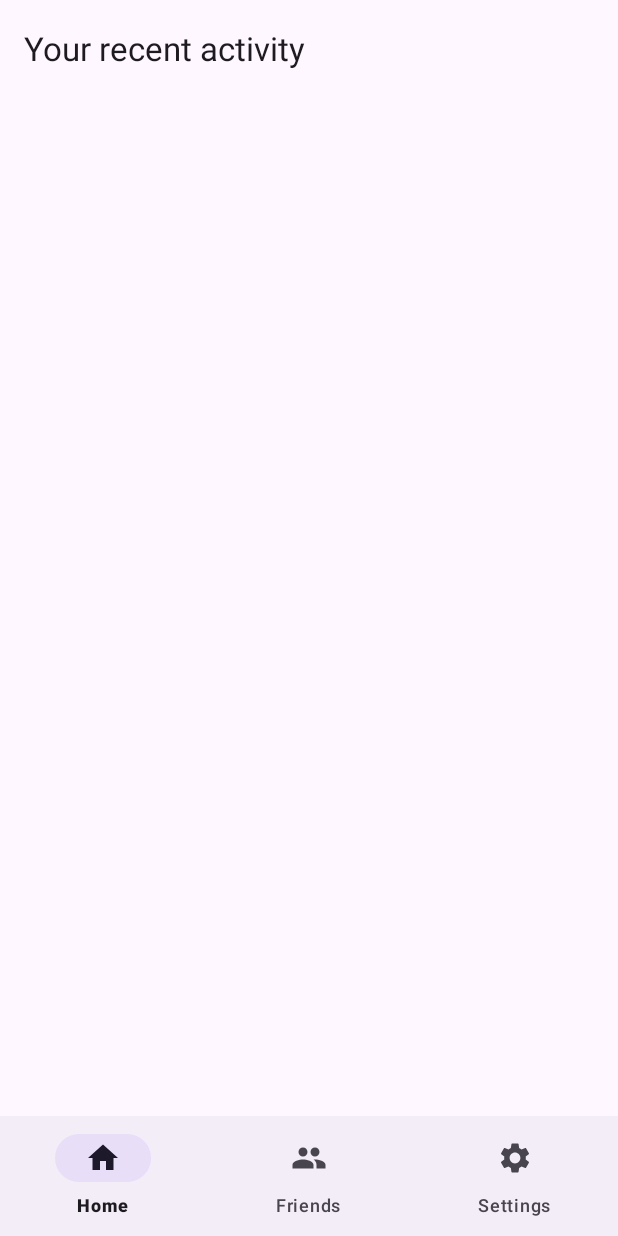
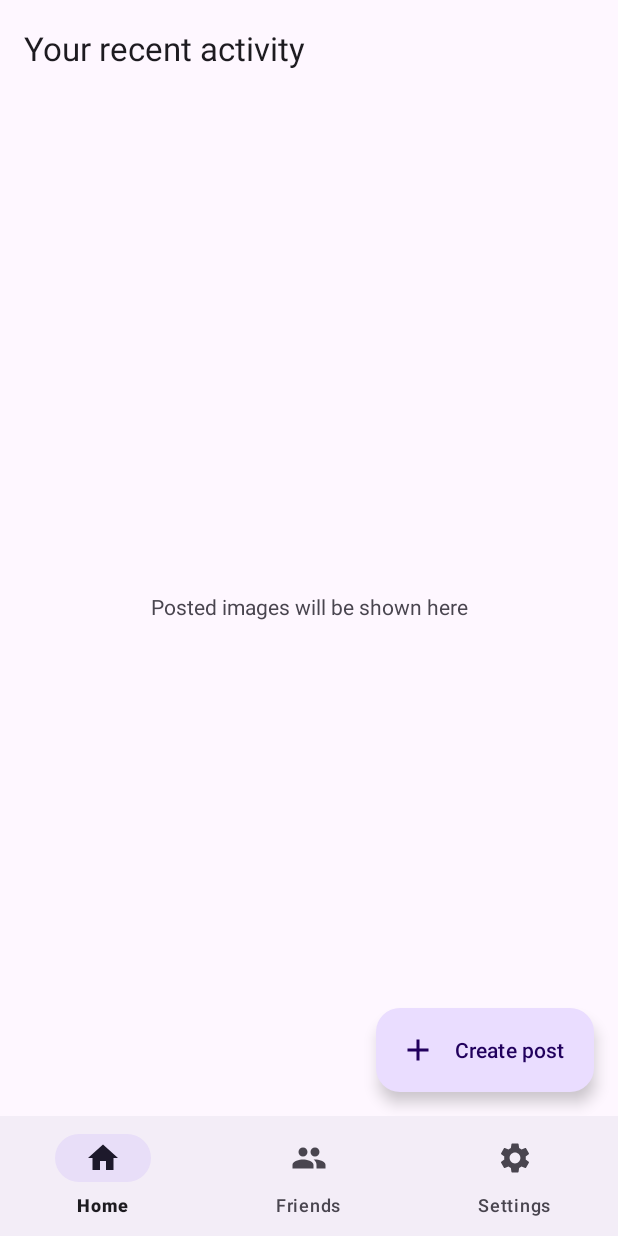
Before and after one commit to Vlad-Dima21/SocialSharing, an Android app built with Jetpack Compose: the screen it shows after launch once a user with an empty profile is signed in (MainActivity), on a phone screen of 412 x 824 dp. Run offline under Robolectric (Android 15) with nearby library versions, the phone set to English and light mode, and no system bars; our stand-ins replace Firebase (no records; nobody signed in at launch, a user with empty details on screens opened directly); 2 statements that could not run were skipped.

Commit message:
User can post new images

```diff
--- a/app/build.gradle
+++ b/app/build.gradle
@@ -80,4 +80,6 @@ dependencies {
     implementation 'org.jetbrains.kotlinx:kotlinx-coroutines-android:1.6.4'
 
     implementation 'com.google.android.gms:play-services-auth:20.5.0'
+
+    implementation("androidx.swiperefreshlayout:swiperefreshlayout:1.2.0-alpha01")
 }
--- /dev/null
+++ b/app/src/main/java/com/vladima/cursandroid/ui/MarginItemDecoration.kt
@@ -0,0 +1,23 @@
+package com.vladima.cursandroid.ui
+
+import android.graphics.Rect
+import android.view.View
+import androidx.recyclerview.widget.RecyclerView
+
+/**
+ * https://cesarmorigaki.medium.com/a-better-way-to-set-recyclerview-items-margin-708ea9d3ac25
+ */
+class MarginItemDecoration(private val spaceSize: Int) : RecyclerView.ItemDecoration() {
+    override fun getItemOffsets(
+        outRect: Rect, view: View,
+        parent: RecyclerView,
+        state: RecyclerView.State
+    ) {
+        with(outRect) {
+            if (parent.getChildAdapterPosition(view) == 0) {
+                top = spaceSize
+            }
+            bottom = spaceSize
+        }
+    }
+}
--- a/app/src/main/java/com/vladima/cursandroid/ui/main/MainActivity.kt
+++ b/app/src/main/java/com/vladima/cursandroid/ui/main/MainActivity.kt
@@ -3,26 +3,31 @@ package com.vladima.cursandroid.ui.main
 import android.os.Bundle
 import androidx.appcompat.app.AppCompatActivity
 import androidx.fragment.app.Fragment
+import androidx.lifecycle.ViewModelProvider
 import com.vladima.cursandroid.R
 import com.vladima.cursandroid.databinding.ActivityMainBinding
 import com.vladima.cursandroid.ui.main.home.HomeFragment
+import com.vladima.cursandroid.ui.main.home.HomeViewModel
 
 class MainActivity : AppCompatActivity() {
 
     private lateinit var binding: ActivityMainBinding
+    private lateinit var homeViewModel: HomeViewModel
 
     override fun onCreate(savedInstanceState: Bundle?) {
         super.onCreate(savedInstanceState)
+
+        homeViewModel = ViewModelProvider(this)[HomeViewModel::class.java]
 
         binding = ActivityMainBinding.inflate(layoutInflater)
         setSupportActionBar(binding.materialToolbar2)
 
         setContentView(binding.root)
-        replaceFragment(HomeFragment())
+        replaceFragment(HomeFragment(homeViewModel))
 
         binding.bottomNavigationView.setOnItemSelectedListener { item ->
             when(item.itemId) {
-                R.id.home -> replaceFragment(HomeFragment())
+                R.id.home -> replaceFragment(HomeFragment(homeViewModel))
                 R.id.friends -> replaceFragment(FriendsFragment())
                 R.id.settings -> replaceFragment(SettingsFragment())
             }
--- a/app/src/main/java/com/vladima/cursandroid/ui/main/home/HomeAdapter.kt
+++ b/app/src/main/java/com/vladima/cursandroid/ui/main/home/HomeAdapter.kt
@@ -23,6 +23,7 @@ class HomeAdapter(
         with(holder) {
             with(userPosts[position]) {
                 binding.imageView.setImageBitmap(imageBitmap)
+                binding.imageDescription.text = imageDescription
             }
         }
     }
--- a/app/src/main/java/com/vladima/cursandroid/ui/main/home/HomeFragment.kt
+++ b/app/src/main/java/com/vladima/cursandroid/ui/main/home/HomeFragment.kt
@@ -7,7 +7,9 @@ import android.view.View
 import android.view.ViewGroup
 import androidx.appcompat.app.AppCompatActivity
 import androidx.fragment.app.Fragment
+import androidx.fragment.app.FragmentFactory
 import androidx.fragment.app.viewModels
+import androidx.lifecycle.ViewModelProvider
 import androidx.lifecycle.lifecycleScope
 import androidx.recyclerview.widget.LinearLayoutManager
 import com.google.firebase.auth.FirebaseAuth
@@ -17,46 +19,39 @@ import com.vladima.cursandroid.R
 import com.vladima.cursandroid.databinding.FragmentHomeBinding
 import com.vladima.cursandroid.models.User
 import com.vladima.cursandroid.models.UserPost
+import com.vladima.cursandroid.ui.MarginItemDecoration
 import com.vladima.cursandroid.ui.authentication.AuthenticateActivity
+import com.vladima.cursandroid.ui.main.FriendsFragment
+import com.vladima.cursandroid.ui.main.new_post.CreatePostActivity
 import kotlinx.coroutines.CoroutineScope
 import kotlinx.coroutines.Dispatchers
 import kotlinx.coroutines.launch
 import kotlinx.coroutines.tasks.await
 import kotlinx.coroutines.withContext
 
-/**
- * A simple [Fragment] subclass.
- * Use the [HomeFragment.newInstance] factory method to
- * create an instance of this fragment.
- */
-class HomeFragment : Fragment() {
+class HomeFragment(private val viewModel: HomeViewModel) : Fragment() {
 
     private lateinit var binding: FragmentHomeBinding
-    private lateinit var userPosts: List<UserPost>
-
-    override fun onCreate(savedInstanceState: Bundle?) {
-        super.onCreate(savedInstanceState)
-        arguments?.let {
-        }
-    }
+    private var userPosts = listOf<UserPost>()
 
     override fun onCreateView(
         inflater: LayoutInflater, container: ViewGroup?,
         savedInstanceState: Bundle?
     ): View? {
-        val viewModel: HomeViewModel by viewModels()
-
         binding = FragmentHomeBinding.inflate(layoutInflater)
         (activity as AppCompatActivity).supportActionBar?.let {
             it.title = getString(R.string.your_recent_activity)
         }
+
+        binding.rvPosts.addItemDecoration(MarginItemDecoration(100))
 
         lifecycleScope.launch {
             viewModel.userPosts.collect { list ->
                 if (list.isNotEmpty()) {
                     with(binding) {
                         rvPosts.layoutManager = LinearLayoutManager(context)
-                        rvPosts.adapter = HomeAdapter(list)
+                        userPosts = list
+                        rvPosts.adapter = HomeAdapter(userPosts)
                     }
                 }
             }
@@ -67,38 +62,31 @@ class HomeFragment : Fragment() {
                 if (isLoading) {
                     withContext(Dispatchers.Main) {
                         with(binding) {
-                            progressBar.visibility = View.VISIBLE
+                            swipeRefresh.isRefreshing = true
                         }
                     }
                 } else {
                     withContext(Dispatchers.Main) {
                         with(binding) {
-                            progressBar.visibility = View.GONE
+                            swipeRefresh.isRefreshing = false
+                            if (userPosts.isEmpty()) {
+                                noPosts.visibility = View.VISIBLE
+                            }
                         }
                     }
                 }
             }
         }
 
+        binding.addPost.setOnClickListener {
+            startActivity(Intent(context, CreatePostActivity::class.java))
+        }
+
+        binding.swipeRefresh.setOnRefreshListener {
+            viewModel.loadCurrentUserPosts()
+        }
+
         // Inflate the layout for this fragment
         return binding.root
     }
-
-    companion object {
-        /**
-         * Use this factory method to create a new instance of
-         * this fragment using the provided parameters.
-         *
-         * @param param1 Parameter 1.
-         * @param param2 Parameter 2.
-         * @return A new instance of fragment HomeFragment.
-         */
-        // TODO: Rename and change types and number of parameters
-        @JvmStatic
-        fun newInstance(param1: String, param2: String) =
-            HomeFragment().apply {
-                arguments = Bundle().apply {
-                }
-            }
-    }
 }
--- a/app/src/main/java/com/vladima/cursandroid/ui/main/home/HomeViewModel.kt
+++ b/app/src/main/java/com/vladima/cursandroid/ui/main/home/HomeViewModel.kt
@@ -9,6 +9,7 @@ import com.vladima.cursandroid.models.User
 import com.vladima.cursandroid.models.UserPost
 import kotlinx.coroutines.CoroutineScope
 import kotlinx.coroutines.Dispatchers
+import kotlinx.coroutines.Job
 import kotlinx.coroutines.flow.MutableStateFlow
 import kotlinx.coroutines.flow.asStateFlow
 import kotlinx.coroutines.launch
@@ -34,25 +35,33 @@ class HomeViewModel: ViewModel() {
         loadCurrentUserPosts()
     }
 
-    private fun loadCurrentUserPosts() = CoroutineScope(Dispatchers.IO).launch {
+    fun loadCurrentUserPosts() = CoroutineScope(Dispatchers.IO).launch {
         _isLoading.emit(true)
         val imageRefs = storageRef.listAll().await()
-        _userPosts.emit(
-            imageRefs.items.mapIndexed { index, storageReference ->
-                val localFile = File.createTempFile("${auth.currentUser!!.uid}_$index", "jpg")
+        val userPosts = mutableListOf<UserPost>()
+        val jobs = mutableListOf<Job>()
+        imageRefs.items.forEachIndexed { index, storageReference ->
+            jobs.add(
+                launch(Dispatchers.IO) {
+//                    val localFile = File.createTempFile("${auth.currentUser!!.uid}_$index", "jpg")
+                    val localFile = File.createTempFile(storageReference.name, "jpg")
                     tempFiles.add(localFile)
                     storageReference.getFile(localFile).await()
                     val bitmap = BitmapFactory.decodeFile(localFile.absolutePath)
-                UserPost(bitmap!!)
+                    userPosts.add(UserPost(bitmap!!, storageReference.name))
                 }
             )
+        }
+        jobs.forEach {
+            it.join()
+        }
+        userPosts.sortBy { it.imageDescription }
+        _userPosts.emit(userPosts)
         _isLoading.emit(false)
+        clearCache()
     }
 
-    override fun onCleared() {
-        super.onCleared()
-        tempFiles.forEach {
+    fun clearCache() = tempFiles.forEach {
         it.delete()
     }
 }
-}
--- /dev/null
+++ b/app/src/main/res/drawable/baseline_add_24.xml
@@ -0,0 +1,5 @@
+<vector android:height="24dp" android:tint="#000000"
+    android:viewportHeight="24" android:viewportWidth="24"
+    android:width="24dp" xmlns:android="http://schemas.android.com/apk/res/android">
+    <path android:fillColor="@android:color/white" android:pathData="M19,13h-6v6h-2v-6H5v-2h6V5h2v6h6v2z"/>
+</vector>
--- /dev/null
+++ b/app/src/main/res/drawable/rounded_shape.xml
@@ -0,0 +1,6 @@
+<?xml version="1.0" encoding="utf-8"?>
+<shape xmlns:android="http://schemas.android.com/apk/res/android">
+    <corners android:radius="20dp"/>
+<!--    <padding android:bottom="@dimen/background_padding" android:left="@dimen/background_padding" android:right="@dimen/background_padding" android:top="@dimen/background_padding"/>-->
+    <stroke android:width="2dp" android:color="?attr/colorSecondary"/>
+</shape>
--- a/app/src/main/res/layout/fragment_home.xml
+++ b/app/src/main/res/layout/fragment_home.xml
@@ -7,20 +7,37 @@
     tools:context=".ui.main.home.HomeFragment"
     android:orientation="vertical">
 
-    <androidx.recyclerview.widget.RecyclerView
-        android:id="@+id/rv_posts"
+    <androidx.swiperefreshlayout.widget.SwipeRefreshLayout
+        android:id="@+id/swipe_refresh"
         android:layout_width="match_parent"
-        android:layout_height="match_parent"/>
+        android:layout_height="match_parent"
+        android:layout_marginStart="8dp"
+        android:layout_marginEnd="8dp">
+        <androidx.recyclerview.widget.RecyclerView
+            android:id="@+id/rv_posts"
+            android:layout_width="match_parent"
+            android:layout_height="match_parent"/>
+    </androidx.swiperefreshlayout.widget.SwipeRefreshLayout>
 
-    <ProgressBar
-        android:id="@+id/progressBar"
-        style="?android:attr/progressBarStyle"
+    <TextView
+        android:id="@+id/no_posts"
         android:layout_width="wrap_content"
         android:layout_height="wrap_content"
+        android:text="@string/posted_images_will_be_shown_here"
         android:visibility="gone"
         app:layout_constraintBottom_toBottomOf="parent"
         app:layout_constraintEnd_toEndOf="parent"
         app:layout_constraintStart_toStartOf="parent"
         app:layout_constraintTop_toTopOf="parent" />
 
+    <com.google.android.material.floatingactionbutton.ExtendedFloatingActionButton
+        android:id="@+id/add_post"
+        android:layout_width="wrap_content"
+        android:layout_height="wrap_content"
+        android:layout_margin="16dp"
+        android:text="@string/create_post"
+        app:icon="@drawable/baseline_add_24"
+        app:layout_constraintBottom_toBottomOf="parent"
+        app:layout_constraintEnd_toEndOf="parent" />
+
 </androidx.constraintlayout.widget.ConstraintLayout>
--- a/app/src/main/res/values/dimens.xml
+++ b/app/src/main/res/values/dimens.xml
@@ -2,4 +2,5 @@
 <resources>
     <dimen name="roundedCornerShape">16dp</dimen>
     <dimen name="fab_margin">16dp</dimen>
+    <dimen name="background_padding">16dp</dimen>
 </resources>
--- a/app/src/main/res/values/strings.xml
+++ b/app/src/main/res/values/strings.xml
@@ -60,4 +60,8 @@
     <string name="friends">Friends</string>
     <string name="settings">Settings</string>
     <string name="your_recent_activity">Your recent activity</string>
+    <string name="posted_images_will_be_shown_here">Posted images will be shown here</string>
+    <string name="create_post">Create post</string>
+    <string name="new_image_post">New image post</string>
+    <string name="action_cancelled">Action cancelled</string>
 </resources>
--- /dev/null
+++ b/app/src/main/res/xml/file_paths.xml
@@ -0,0 +1,4 @@
+<?xml version="1.0" encoding="utf-8"?>
+<paths xmlns:android="http://schemas.android.com/apk/res/android">
+    <files-path name="my_images" path="." />
+</paths>
```
Also changed, not shown: app/src/main/AndroidManifest.xml (+12 -2 lines), app/src/main/java/com/vladima/cursandroid/Utils.kt (added, +14 -0 lines), app/src/main/java/com/vladima/cursandroid/ui/main/new_post/CreatePostActivity.kt (added, +144 -0 lines), app/src/main/res/layout/activity_create_post.xml (added, +70 -0 lines), app/src/main/res/layout/image_viewholder.xml (+16 -15 lines). Lines whose indentation alone changed are shown as unchanged.
